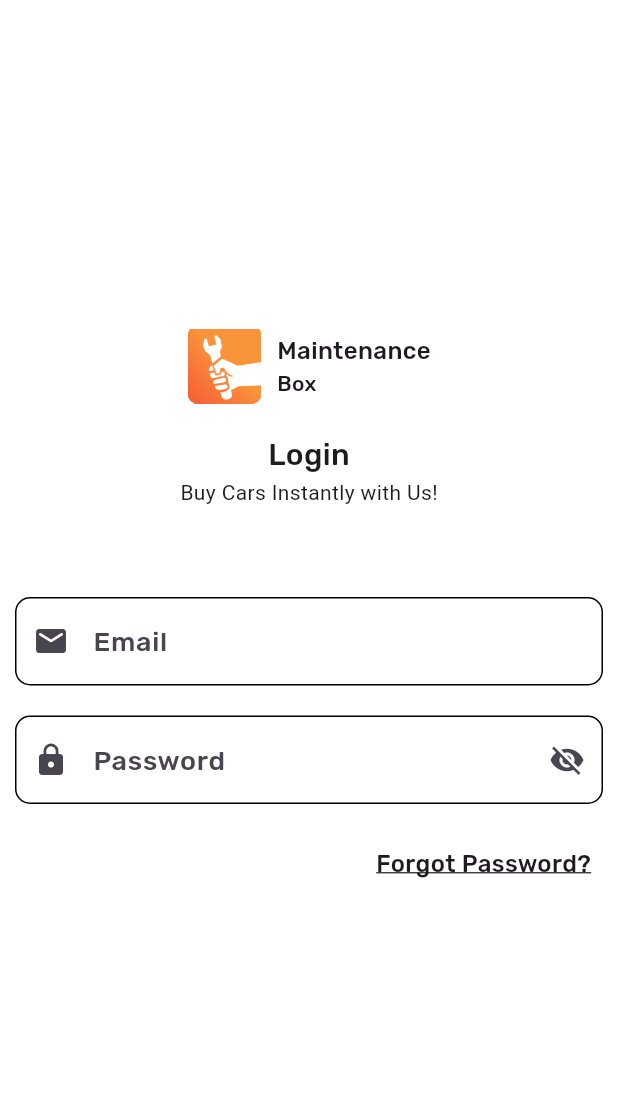
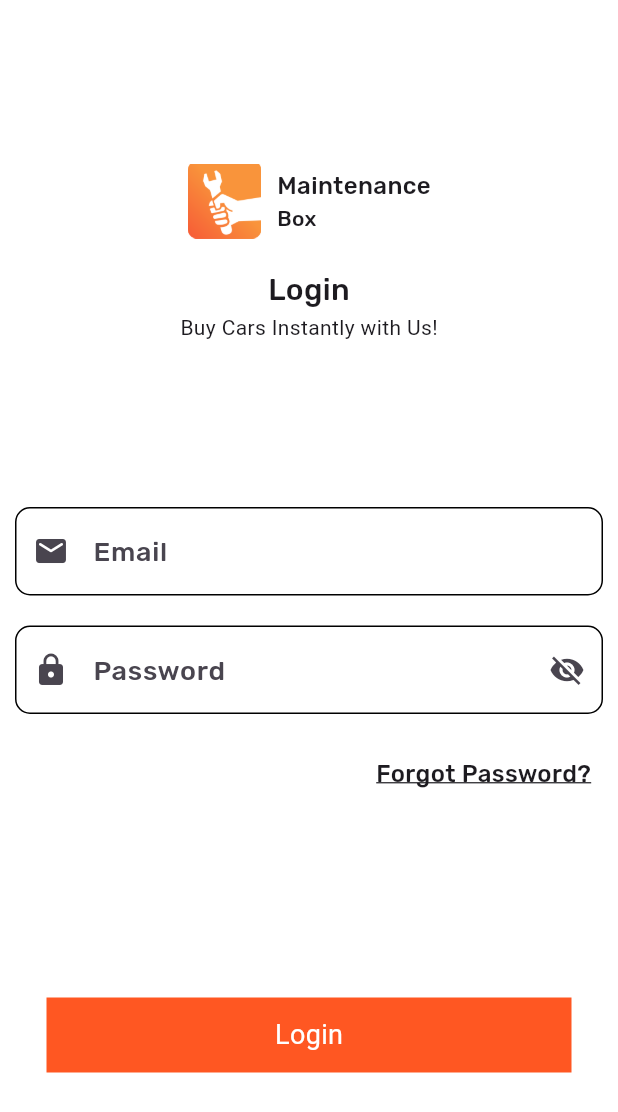
Before and after one commit to ShykhAbubakar/M-Box-Login-UI-main, a Flutter app: the screen it shows after launch, on a phone screen of 412 x 824 dp. Shown: the top 1112 px of the screen. Run offline on Flutter 3.47's test engine with Material 3 defaults, Android fonts, the phone set to English and light mode, and no system bars.

Commit message:
Container

```diff
--- a/lib/main.dart
+++ b/lib/main.dart
@@ -54,7 +54,7 @@ class MyApp extends StatelessWidget {
                   style: TextStyle(fontFamily: 'Rubik Medium', fontSize: 20),
                 ),
                 const Text('Buy Cars Instantly with Us!'),
-                SizedBox(height: 50),
+                SizedBox(height: 100),
                 Padding(
                   padding: const EdgeInsets.all(10.0),
                   child: TextFormField(
@@ -103,6 +103,20 @@ class MyApp extends StatelessWidget {
                     ],
                   ),
                 ),
+                SizedBox(height: 120),
+                Container(
+                  width: 350,
+                  height: 50,
+                  color: Colors.deepOrange,
+                  child: const Center(
+                      child: Text(
+                    'Login',
+                    style: TextStyle(
+                        fontFamily: 'Rubik Medium ',
+                        fontSize: 18,
+                        color: Colors.white),
+                  )),
+                )
               ],
             ),
           ),
```
